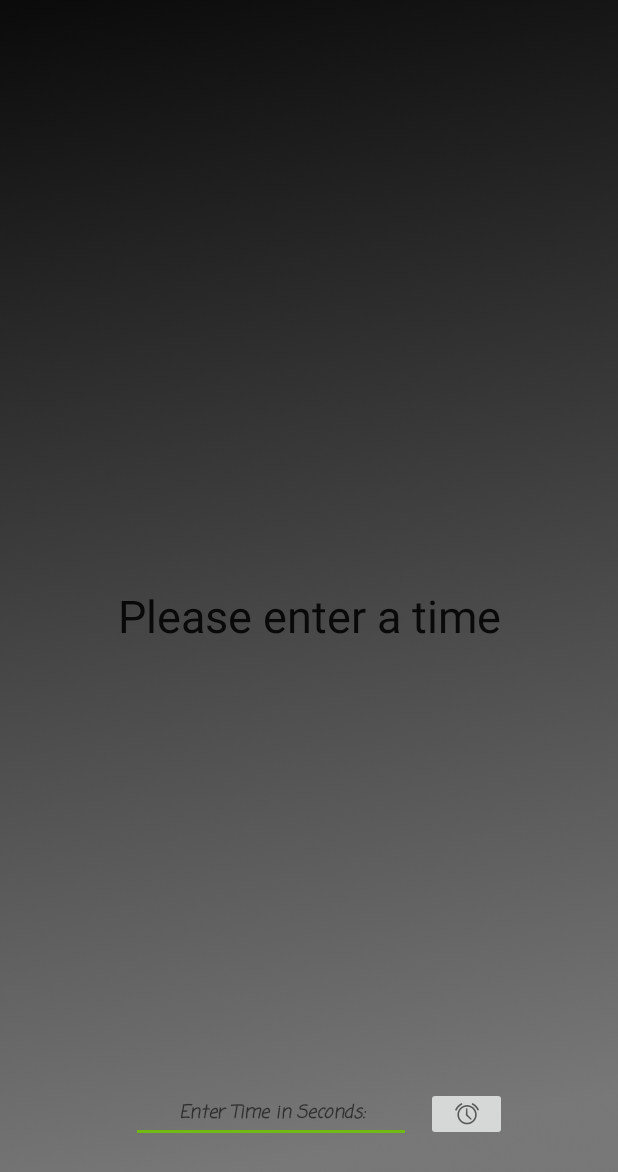
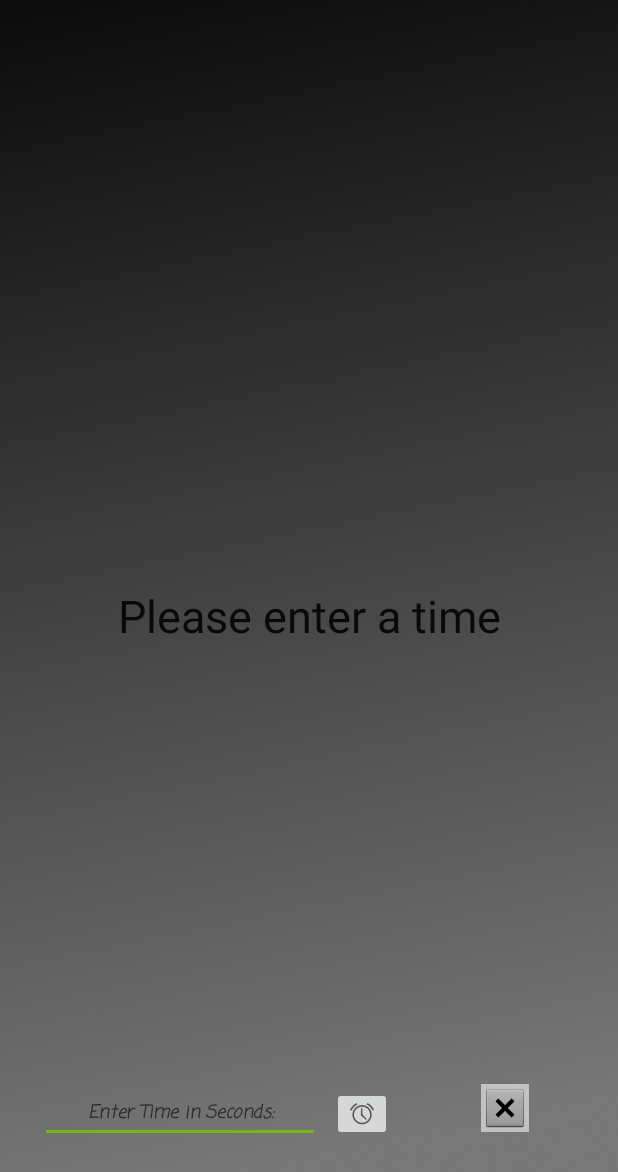
Before and after one commit to triggermike/WhateverYouWant, an Android app: the screen it shows after launch (MainActivity), after a tap on "Press button to start timer", on a phone screen of 412 x 824 dp. Shown: the top 1172 px of the screen. Run offline under Robolectric (Android 15) with nearby library versions, the phone set to English and light mode, and no system bars.

Commit message:
Implemented stop button, cleaned code

```diff
--- a/app/src/main/java/com/hugheswd/whateveryouwant/MainActivity.kt
+++ b/app/src/main/java/com/hugheswd/whateveryouwant/MainActivity.kt
@@ -7,6 +7,8 @@ import com.bumptech.glide.Glide
 import kotlinx.android.synthetic.main.activity_main.*
 
 class MainActivity : AppCompatActivity() {
+    private val endTime = 1000L
+    private var timer = TheTimer(endTime, endTime, this)
 
     override fun onCreate(savedInstanceState: Bundle?) {
         super.onCreate(savedInstanceState)
@@ -18,6 +20,10 @@ class MainActivity : AppCompatActivity() {
             timerStart()
         }
 
+        btnMainStop.setOnClickListener {
+            timerStop()
+        }
+
         etMainUserInput.setOnKeyListener { v, keyCode, event ->
             if(keyCode == KeyEvent.KEYCODE_ENTER && event.action == KeyEvent.ACTION_DOWN){
                 timerStart()
@@ -27,22 +33,38 @@ class MainActivity : AppCompatActivity() {
         }
     }
 
+    fun setMainText(text: String) {
+        mainText.text = text
+    }
+
+    fun clearTimerInputText() {
+        etMainUserInput.text.clear()
+    }
+
     private fun timerStart() {
         val input = etMainUserInput.text.toString()
         if (!input.isBlank()) {
             val num = input.toLong()
             if (num != 0L) {
-                countDown(num)
+                timer = TheTimer(num * 1000, endTime, this)
+                countDown()
+                clearTimerInputText()
             } else {
-                mainText.text = getString(R.string.no_time)
+                setMainText(getString(R.string.no_time))
             }
         } else {
-            mainText.text = getString(R.string.no_time)
+            setMainText(getString(R.string.no_time))
         }
     }
 
-    private fun countDown(num: Long) {
-        val timer = TheTimer(num * 1000, 1000 , mainText, this)
+    private fun timerStop() {
+        timer.cancel()
+        setMainText(getString(R.string.stop))
+        etMainUserInput.text.clear()
+        clearTimerInputText()
+    }
+
+    private fun countDown() {
         timer.start()
     }
 }
--- a/app/src/main/res/layout/activity_main.xml
+++ b/app/src/main/res/layout/activity_main.xml
@@ -64,25 +64,36 @@
         android:textStyle="bold|italic"
         app:layout_constraintBottom_toBottomOf="parent"
         app:layout_constraintEnd_toEndOf="parent"
-        app:layout_constraintHorizontal_bias="0.38"
+        app:layout_constraintHorizontal_bias="0.09"
         app:layout_constraintStart_toStartOf="parent"
         app:layout_constraintTop_toTopOf="parent"
         app:layout_constraintVertical_bias="0.93" />
 
     <ImageButton
         android:id="@+id/btnMainUserInput"
-        android:layout_width="54dp"
+        android:layout_width="wrap_content"
+        android:layout_height="wrap_content"
+        android:layout_marginBottom="8dp"
+        android:layout_marginStart="8dp"
+        android:layout_marginTop="8dp"
+        android:contentDescription="@string/button_cd"
+        app:layout_constraintBottom_toBottomOf="@+id/etMainUserInput"
+        app:layout_constraintStart_toEndOf="@+id/etMainUserInput"
+        app:layout_constraintTop_toTopOf="@+id/etMainUserInput"
+        app:srcCompat="@android:drawable/ic_lock_idle_alarm" />
+
+    <ImageButton
+        android:id="@+id/btnMainStop"
+        android:layout_width="wrap_content"
         android:layout_height="wrap_content"
         android:layout_marginBottom="8dp"
         android:layout_marginEnd="8dp"
         android:layout_marginStart="8dp"
-        android:layout_marginTop="8dp"
-        android:contentDescription="@string/button_cd"
+        android:background="@color/colorBackground"
+        android:src="@android:drawable/btn_dialog"
         app:layout_constraintBottom_toBottomOf="@+id/etMainUserInput"
         app:layout_constraintEnd_toEndOf="parent"
-        app:layout_constraintHorizontal_bias="0.03"
-        app:layout_constraintStart_toEndOf="@+id/etMainUserInput"
-        app:layout_constraintTop_toTopOf="@+id/etMainUserInput"
-        app:srcCompat="@android:drawable/ic_lock_idle_alarm" />
+        app:layout_constraintStart_toEndOf="@+id/btnMainUserInput"
+        app:layout_constraintTop_toTopOf="@+id/etMainUserInput" />
 
 </android.support.constraint.ConstraintLayout>
--- a/app/src/main/res/values/strings.xml
+++ b/app/src/main/res/values/strings.xml
@@ -5,4 +5,5 @@
     <string name="done">Zero!! That airhorn scared the chips out of me…</string>
     <string name="no_time">Please enter a time</string>
     <string name="almost_done">ALMOST!!</string>
+    <string name="stop">How dare you interrupt me!!</string>
 </resources>
```
Also changed, not shown: app/src/main/java/com/hugheswd/whateveryouwant/TheTimer.kt (+8 -9 lines).
